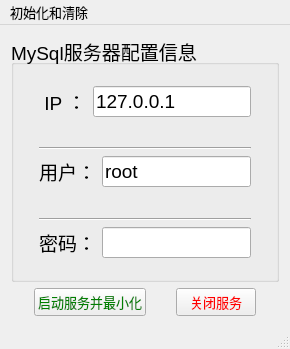
po-ppy/GoatDataServer, file mainwindow.ui: the form before one commit.
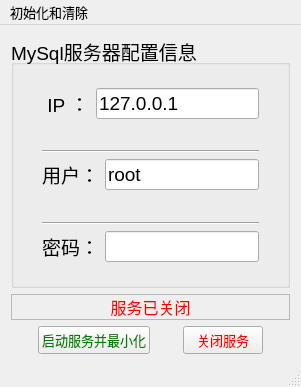
The form after the commit.

Patch:
```diff
--- a/mainwindow.ui
+++ b/mainwindow.ui
@@ -6,8 +6,8 @@
    <rect>
     <x>0</x>
     <y>0</y>
-    <width>290</width>
-    <height>349</height>
+    <width>301</width>
+    <height>387</height>
    </rect>
   </property>
   <property name="font">
@@ -194,6 +194,27 @@
         </layout>
        </widget>
       </item>
+      <item>
+       <widget class="QLabel" name="messageLabel">
+        <property name="font">
+         <font>
+          <pointsize>12</pointsize>
+         </font>
+        </property>
+        <property name="styleSheet">
+         <string notr="true">color:red;</string>
+        </property>
+        <property name="frameShape">
+         <enum>QFrame::StyledPanel</enum>
+        </property>
+        <property name="text">
+         <string>服务已关闭</string>
+        </property>
+        <property name="alignment">
+         <set>Qt::AlignCenter</set>
+        </property>
+       </widget>
+      </item>
       <item>
        <layout class="QHBoxLayout" name="horizontalLayout_5">
         <item>
@@ -274,7 +295,7 @@
     <rect>
      <x>0</x>
      <y>0</y>
-     <width>290</width>
+     <width>301</width>
      <height>26</height>
     </rect>
    </property>
```
